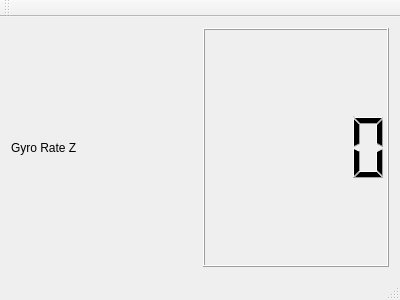
Qt form CherokeeTestGUI/mainwindow.ui (BrownKyle/CherokeeSAS) before a commit.
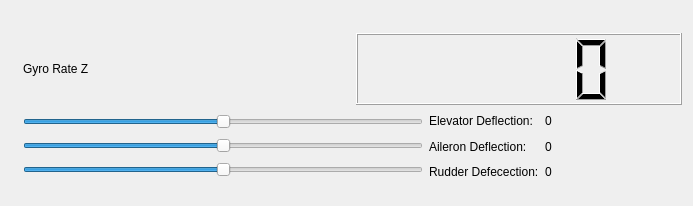
The same form after that commit.

Diff of the .ui file:
```diff
--- a/CherokeeTestGUI/mainwindow.ui
+++ b/CherokeeTestGUI/mainwindow.ui
@@ -6,46 +6,212 @@
    <rect>
     <x>0</x>
     <y>0</y>
-    <width>400</width>
-    <height>300</height>
+    <width>693</width>
+    <height>206</height>
    </rect>
   </property>
   <property name="windowTitle">
    <string>MainWindow</string>
   </property>
   <widget class="QWidget" name="centralWidget">
-   <layout class="QHBoxLayout" name="horizontalLayout">
-    <item>
-     <widget class="QLabel" name="label">
-      <property name="text">
-       <string>Gyro Rate Z</string>
-      </property>
-     </widget>
-    </item>
-    <item>
-     <widget class="QLCDNumber" name="lcdNumber"/>
-    </item>
-   </layout>
+   <widget class="QWidget" name="">
+    <property name="geometry">
+     <rect>
+      <x>12</x>
+      <y>22</y>
+      <width>681</width>
+      <height>171</height>
+     </rect>
+    </property>
+    <layout class="QVBoxLayout" name="verticalLayout_4">
+     <item>
+      <layout class="QHBoxLayout" name="horizontalLayout">
+       <item>
+        <widget class="QLabel" name="label">
+         <property name="text">
+          <string>Gyro Rate Z</string>
+         </property>
+        </widget>
+       </item>
+       <item>
+        <widget class="QLCDNumber" name="lcdNumber"/>
+       </item>
+      </layout>
+     </item>
+     <item>
+      <layout class="QHBoxLayout" name="horizontalLayout_2">
+       <item>
+        <layout class="QVBoxLayout" name="verticalLayout_3">
+         <item>
+          <widget class="QSlider" name="PitchCommand">
+           <property name="minimumSize">
+            <size>
+             <width>400</width>
+             <height>0</height>
+            </size>
+           </property>
+           <property name="maximumSize">
+            <size>
+             <width>400</width>
+             <height>16777215</height>
+            </size>
+           </property>
+           <property name="minimum">
+            <number>-20</number>
+           </property>
+           <property name="maximum">
+            <number>20</number>
+           </property>
+           <property name="orientation">
+            <enum>Qt::Horizontal</enum>
+           </property>
+          </widget>
+         </item>
+         <item>
+          <widget class="QSlider" name="RollCommand">
+           <property name="minimumSize">
+            <size>
+             <width>400</width>
+             <height>0</height>
+            </size>
+           </property>
+           <property name="maximumSize">
+            <size>
+             <width>400</width>
+             <height>16777215</height>
+            </size>
+           </property>
+           <property name="minimum">
+            <number>-20</number>
+           </property>
+           <property name="maximum">
+            <number>20</number>
+           </property>
+           <property name="orientation">
+            <enum>Qt::Horizontal</enum>
+           </property>
+          </widget>
+         </item>
+         <item>
+          <widget class="QSlider" name="YawRateCommand">
+           <property name="minimumSize">
+            <size>
+             <width>400</width>
+             <height>0</height>
+            </size>
+           </property>
+           <property name="maximumSize">
+            <size>
+             <width>400</width>
+             <height>16777215</height>
+            </size>
+           </property>
+           <property name="minimum">
+            <number>-20</number>
+           </property>
+           <property name="maximum">
+            <number>20</number>
+           </property>
+           <property name="orientation">
+            <enum>Qt::Horizontal</enum>
+           </property>
+          </widget>
+         </item>
+        </layout>
+       </item>
+       <item>
+        <layout class="QVBoxLayout" name="verticalLayout_2">
+         <item>
+          <widget class="QLabel" name="label_6">
+           <property name="text">
+            <string>Elevator Deflection:</string>
+           </property>
+          </widget>
+         </item>
+         <item>
+          <widget class="QLabel" name="label_3">
+           <property name="text">
+            <string>Aileron Deflection:</string>
+           </property>
+          </widget>
+         </item>
+         <item>
+          <widget class="QLabel" name="label_4">
+           <property name="text">
+            <string>Rudder Defecection:</string>
+           </property>
+          </widget>
+         </item>
+        </layout>
+       </item>
+       <item>
+        <layout class="QVBoxLayout" name="verticalLayout">
+         <item>
+          <widget class="QLabel" name="ElevatorOut">
+           <property name="enabled">
+            <bool>true</bool>
+           </property>
+           <property name="minimumSize">
+            <size>
+             <width>30</width>
+             <height>0</height>
+            </size>
+           </property>
+           <property name="toolTipDuration">
+            <number>0</number>
+           </property>
+           <property name="text">
+            <string>0</string>
+           </property>
+          </widget>
+         </item>
+         <item>
+          <widget class="QLabel" name="AileronOut">
+           <property name="minimumSize">
+            <size>
+             <width>30</width>
+             <height>0</height>
+            </size>
+           </property>
+           <property name="text">
+            <string>0</string>
+           </property>
+          </widget>
+         </item>
+         <item>
+          <widget class="QLabel" name="RudderOut">
+           <property name="minimumSize">
+            <size>
+             <width>30</width>
+             <height>0</height>
+            </size>
+           </property>
+           <property name="text">
+            <string>0</string>
+           </property>
+          </widget>
+         </item>
+        </layout>
+       </item>
+       <item>
+        <widget class="QLabel" name="label_5">
+         <property name="text">
+          <string/>
+         </property>
+        </widget>
+       </item>
+       <item>
+        <widget class="QLabel" name="label_2">
+         <property name="text">
+          <string/>
+         </property>
+        </widget>
+       </item>
+      </layout>
+     </item>
+    </layout>
+   </widget>
   </widget>
-  <widget class="QMenuBar" name="menuBar">
-   <property name="geometry">
-    <rect>
-     <x>0</x>
-     <y>0</y>
-     <width>400</width>
-     <height>37</height>
-    </rect>
-   </property>
-  </widget>
-  <widget class="QToolBar" name="mainToolBar">
-   <attribute name="toolBarArea">
-    <enum>TopToolBarArea</enum>
-   </attribute>
-   <attribute name="toolBarBreak">
-    <bool>false</bool>
-   </attribute>
-  </widget>
-  <widget class="QStatusBar" name="statusBar"/>
  </widget>
  <layoutdefault spacing="6" margin="11"/>
  <resources/>
```
Left out of the diff: 5 changed lines with no effect on the pictures.
